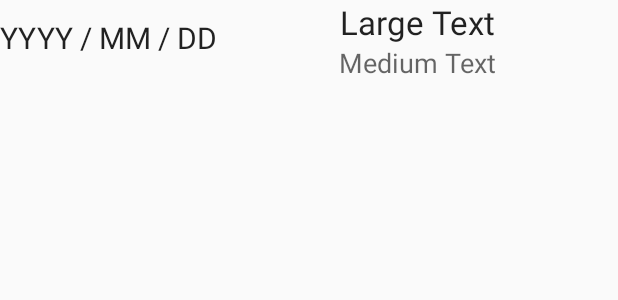
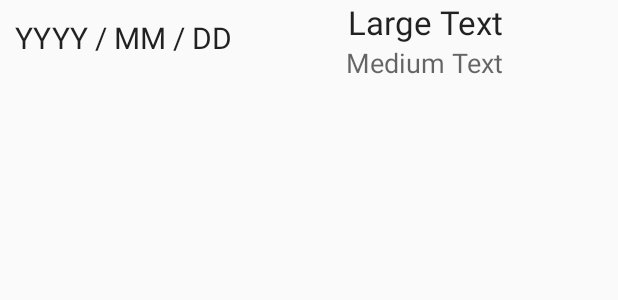
Before and after one commit to osam2017/APP_CeremonySchedulerHelper, an Android app: the layout custom_list_row.xml on its own in the app's theme, with its tools: preview values and no code run, on a phone screen of 412 x 824 dp. Shown: the top 300 px of the screen. Run offline under Robolectric (Android 15) with nearby library versions, the phone set to English and light mode, and no system bars.

Commit message:
Add files via upload

```diff
--- a/app/src/main/res/layout/custom_list_row.xml
+++ b/app/src/main/res/layout/custom_list_row.xml
@@ -17,8 +17,10 @@
             android:layout_height="50dp"
             app:layout_constraintTop_toTopOf="parent"
             app:layout_constraintLeft_toLeftOf="parent"
+            android:layout_marginLeft="10dp"
             android:text="YYYY / MM / DD"
             android:textSize="20dp"
+
             android:textAppearance="?android:attr/textAppearanceLarge"
             android:gravity="center_vertical"
             />
```
